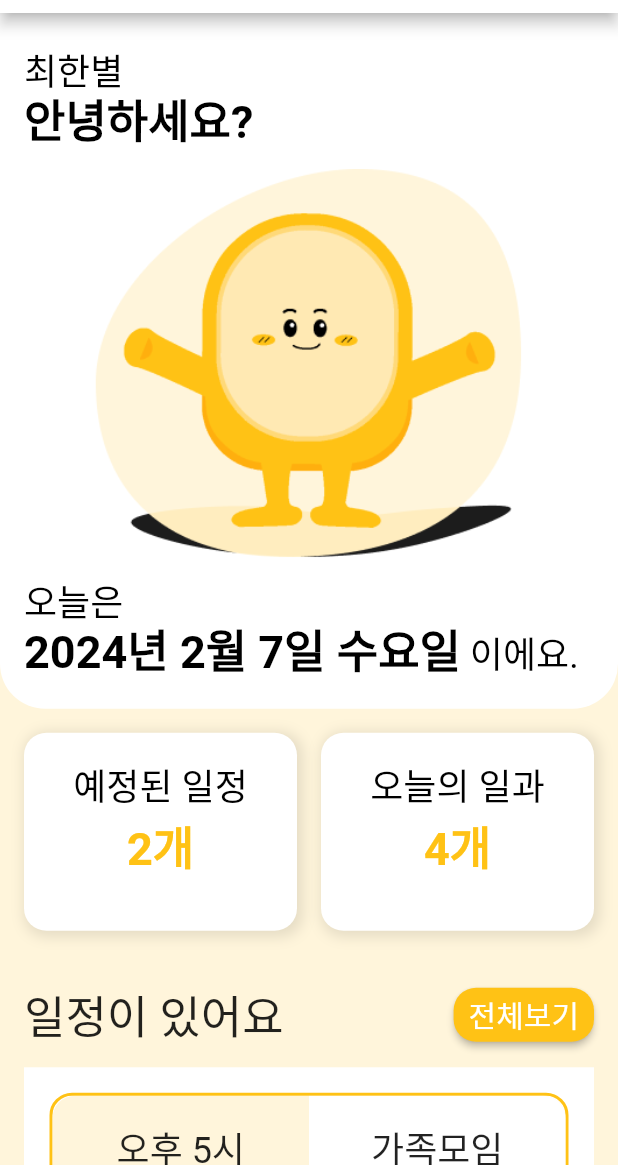
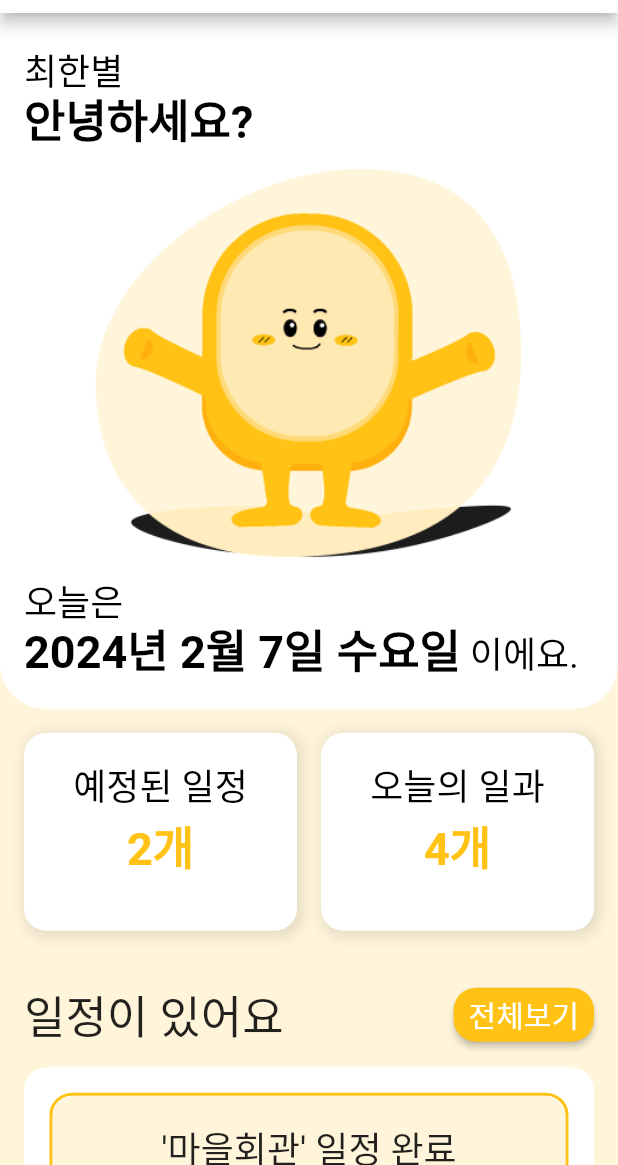
Before and after one commit to H0ngJu/atti, a Flutter app: the screen it shows after launch, on a phone screen of 412 x 824 dp, the part 71-1236 px from its top. Run offline on Flutter 3.47's test engine with Material 2 defaults, Android fonts, the phone set to English and light mode, and no system bars; our stand-ins replace firebase_core, get, table_calendar; accounts and stored records are empty.

Commit message:
#1-HomeScheduleWidget 분리

```diff
--- a/lib/screen/HomePatient.dart
+++ b/lib/screen/HomePatient.dart
@@ -12,7 +12,8 @@ class User {
   final String? scheduleName;
   final String? scheduleTime;
 
-  User({this.name,
+  User(
+      {this.name,
       this.routine,
       this.routineImgUrl,
       this.routineName,
@@ -53,8 +54,8 @@ class _HomePatientState extends State<HomePatient> {
           'https://mblogthumb-phinf.pstatic.net/MjAxODA2MDNfNTMg/MDAxNTI4MDMzMDg3Mjk3.uawygqJVJ63TIzibG82yUkZxIUNpRKbpuM-0O1kl6oAg.iTqCtuOrXnj7OjOdz5K-wyVAwhO5dOBn2JKXSU-9S4og.JPEG.hanulmom84/image_5521562981528032119580.jpg?type=w800',
       schedule: [
         Schedule(
-          name: '가족모임',
-          time: '오후 5시',
+          name: '마을회관',
+          time: '오후 1시',
           done: true,
         ),
         Schedule(
@@ -283,6 +284,91 @@ class _HomeTodaySummaryState extends State<HomeTodaySummary> {
 }
 
 // 일정이 있어요
+// 미완료 스케줄 위젯
+class IncompleteScheduleWidget extends StatelessWidget {
+  final String? time;
+  final String? name;
+
+  const IncompleteScheduleWidget({Key? key, this.time, this.name})
+      : super(key: key);
+
+  @override
+  Widget build(BuildContext context) {
+    return Container(
+      margin: EdgeInsets.only(bottom: 17),
+      decoration: BoxDecoration(
+        borderRadius: BorderRadius.circular(15),
+        border: Border.all(
+          color: Color(0xffFFC215),
+          width: 2,
+        ),
+      ),
+      child: ClipRRect(
+        borderRadius: BorderRadius.circular(15),
+        child: Container(
+          color: Color(0xffFFF5DB),
+          child: Row(
+            children: [
+              Expanded(
+                child: Container(
+                  padding: EdgeInsets.all(17),
+                  alignment: Alignment.center,
+                  child: Text(
+                    time ?? '',
+                    style: TextStyle(fontSize: 24),
+                  ),
+                ),
+              ),
+              Expanded(
+                child: Container(
+                  padding: EdgeInsets.all(17),
+                  alignment: Alignment.center,
+                  color: Colors.white,
+                  child: Text(
+                    name ?? '',
+                    style: TextStyle(fontSize: 24),
+                  ),
+                ),
+              ),
+            ],
+          ),
+        ),
+      ),
+    );
+  }
+}
+//완료 스케줄 위젯
+class CompleteScheduleWidget extends StatelessWidget {
+  final String? time;
+  final String? name;
+
+  const CompleteScheduleWidget({Key? key, this.time, this.name})
+      : super(key: key);
+
+  @override
+  Widget build(BuildContext context) {
+    return Container(
+      margin: EdgeInsets.only(bottom: 17),
+      decoration: BoxDecoration(
+        borderRadius: BorderRadius.circular(15),
+        border: Border.all(
+          color: Color(0xffFFC215),
+          width: 2,
+        ),
+      ),
+      child: ClipRRect(
+        borderRadius: BorderRadius.circular(15),
+        child: Container(
+          alignment: Alignment.center,
+          padding: EdgeInsets.all(17),
+          color: Color(0xffFFF5DB),
+          child: Text('\'$name\' 일정 완료', style: TextStyle(fontSize: 24)),
+        ),
+      ),
+    );
+  }
+}
+
 class HomeSchedule extends StatefulWidget {
   final List<User> dummy; // 수정된 부분: dummy 데이터를 받기 위한 변수 선언
 
@@ -326,58 +412,30 @@ class _HomeScheduleState extends State<HomeSchedule> {
         ),
         SizedBox(height: 11),
         Container(
-          padding: EdgeInsets.all(17),
+          padding: EdgeInsets.only(top: 17, right: 17, left: 17),
+          decoration: BoxDecoration(
               color: Colors.white,
+              borderRadius: BorderRadius.all(Radius.circular(15))),
           child: Column(
             children: [
               // ListView.builder를 사용하여 사용자의 일정을 동적으로 표시
               ListView.builder(
-                shrinkWrap: true, // ListView가 필요한 만큼만 공간을 차지하도록 설정
-                physics: NeverScrollableScrollPhysics(), // 스크롤 금지
+                shrinkWrap: true,
+                physics: NeverScrollableScrollPhysics(),
                 itemCount: schedules?.length ?? 0,
                 itemBuilder: (BuildContext context, int index) {
                   Schedule? schedule = schedules?[index];
-                  return Container(
-                    margin: EdgeInsets.only(bottom: 16),
-                    decoration: BoxDecoration(
-                      borderRadius: BorderRadius.circular(15),
-                      border: Border.all(
-                        color: Color(0xffFFC215), // 테두리 색상
-                        width: 2, // 테두리 두께
-                      ),
-                    ),
-                    child: ClipRRect(
-                      borderRadius: BorderRadius.circular(15),
-                      child: Container(
-                        color: Color(0xffFFF5DB), // 배경색을 여기에 설정
-                        child: Row(
-                          children: [
-                            Expanded(
-                              child: Container(
-                                padding: EdgeInsets.all(17),
-                                alignment: Alignment.center,
-                                child: Text(
-                                  schedule?.time ?? '',
-                                  style: TextStyle(fontSize: 24),
-                                ),
-                              ),
-                            ),
-                            Expanded(
-                              child: Container(
-                                padding: EdgeInsets.all(17),
-                                alignment: Alignment.center,
-                                color: Colors.white,
-                                child: Text(
-                                  schedule?.name ?? '',
-                                  style: TextStyle(fontSize: 24),
-                                ),
-                              ),
-                            ),
-                          ],
-                        ),
-                      ),
-                    ),
+                  if (schedule?.done == true) {
+                    return CompleteScheduleWidget(
+                      time: schedule?.time,
+                      name: schedule?.name,
                     );
+                  } else {
+                    return IncompleteScheduleWidget(
+                      time: schedule?.time,
+                      name: schedule?.name,
+                    );
+                  }
                 },
               ),
             ],
```
Lines whose indentation alone changed are shown as unchanged.
